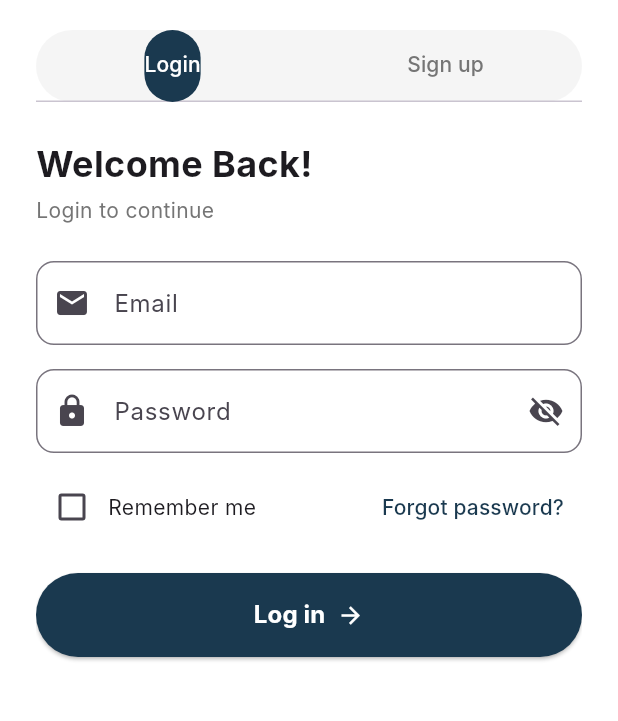
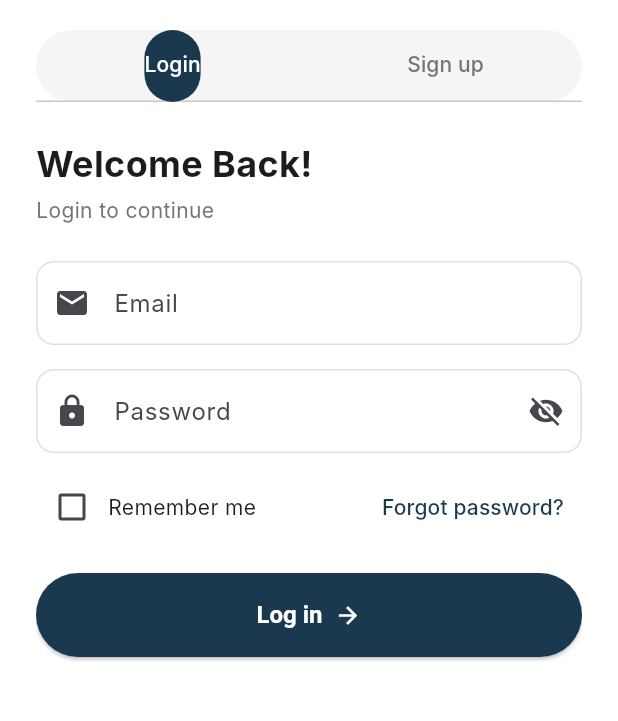
Before and after one commit to Prajal004/Bike-Rental, a Flutter app: the screen it shows after launch, on a phone screen of 412 x 824 dp, the part 228-949 px from its top. Run offline on Flutter 3.47's test engine with Material 3 defaults, Android fonts, the phone set to English and light mode, and no system bars; our stand-ins replace shared_preferences; Roboto replaces fonts that are missing (Inter).

Commit message:
new file add

```diff
--- a/frontend/lib/main.dart
+++ b/frontend/lib/main.dart
@@ -1,8 +1,10 @@
 import 'package:flutter/material.dart';
 import 'package:provider/provider.dart';
 
+// Import your screen files
 import 'screens/login_screen.dart';
 import 'screens/home_screen.dart';
+import 'screens/register_screen.dart';
 
 void main() {
   runApp(
@@ -21,9 +23,8 @@ class MyApp extends StatelessWidget {
 
   @override
   Widget build(BuildContext context) {
-    final authProvider = Provider.of<AuthProvider>(context);
     return MaterialApp(
-      title: 'BikeFlow',
+      title: 'BikeFlow - Bike Rental',
       theme: ThemeData(
         primaryColor: const Color(0xFF1A394F),
         scaffoldBackgroundColor: Colors.grey.shade50,
@@ -33,9 +34,65 @@ class MyApp extends StatelessWidget {
           elevation: 0,
           centerTitle: true,
           iconTheme: IconThemeData(color: Color(0xFF1A394F)),
+          titleTextStyle: TextStyle(
+            color: Color(0xFF1A394F),
+            fontSize: 20,
+            fontWeight: FontWeight.bold,
+          ),
+        ),
+        elevatedButtonTheme: ElevatedButtonThemeData(
+          style: ElevatedButton.styleFrom(
+            backgroundColor: const Color(0xFF1A394F),
+            foregroundColor: Colors.white,
+            minimumSize: const Size(double.infinity, 50),
+            shape: RoundedRectangleBorder(
+              borderRadius: BorderRadius.circular(12),
+            ),
+            textStyle: const TextStyle(
+              fontSize: 16,
+              fontWeight: FontWeight.w600,
+            ),
+          ),
+        ),
+        inputDecorationTheme: InputDecorationTheme(
+          filled: true,
+          fillColor: Colors.white,
+          border: OutlineInputBorder(
+            borderRadius: BorderRadius.circular(12),
+            borderSide: BorderSide.none,
+          ),
+          enabledBorder: OutlineInputBorder(
+            borderRadius: BorderRadius.circular(12),
+            borderSide: BorderSide(color: Colors.grey.shade300),
+          ),
+          focusedBorder: OutlineInputBorder(
+            borderRadius: BorderRadius.circular(12),
+            borderSide: const BorderSide(color: Color(0xFF1A394F), width: 2),
+          ),
+          errorBorder: OutlineInputBorder(
+            borderRadius: BorderRadius.circular(12),
+            borderSide: const BorderSide(color: Colors.red, width: 2),
+          ),
+          contentPadding:
+              const EdgeInsets.symmetric(horizontal: 16, vertical: 16),
         ),
       ),
-      home: authProvider.isLoggedIn ? const HomeScreen() : const LoginScreen(),
+      darkTheme: ThemeData.dark().copyWith(
+        primaryColor: const Color(0xFF1A394F),
+        scaffoldBackgroundColor: Colors.grey.shade900,
+      ),
+      themeMode: ThemeMode.light,
+
+      // ✅ FIX: Login page as default home
+      home: const LoginScreen(),
+
+      // Routes for navigation
+      routes: {
+        '/home': (context) => const HomeScreen(),
+        '/login': (context) => const LoginScreen(),
+        '/register': (context) => const RegisterScreen(),
+      },
+
       debugShowCheckedModeBanner: false,
     );
   }
@@ -44,15 +101,31 @@ class MyApp extends StatelessWidget {
 // ===== AUTH PROVIDER =====
 class AuthProvider extends ChangeNotifier {
   bool _isLoggedIn = false;
+  String? _userName;
+  String? _userEmail;
+
   bool get isLoggedIn => _isLoggedIn;
+  String? get userName => _userName;
+  String? get userEmail => _userEmail;
 
-  void login() {
+  void login({String? name, String? email}) {
     _isLoggedIn = true;
+    _userName = name ?? 'User';
+    _userEmail = email ?? 'user@email.com';
     notifyListeners();
   }
 
   void logout() {
     _isLoggedIn = false;
+    _userName = null;
+    _userEmail = null;
+    notifyListeners();
+  }
+
+  void register({String? name, String? email}) {
+    _isLoggedIn = true;
+    _userName = name ?? 'User';
+    _userEmail = email ?? 'user@email.com';
     notifyListeners();
   }
 }
```
Also changed, not shown: frontend/lib/screens/register_screen.dart (added, +307 -0 lines).
